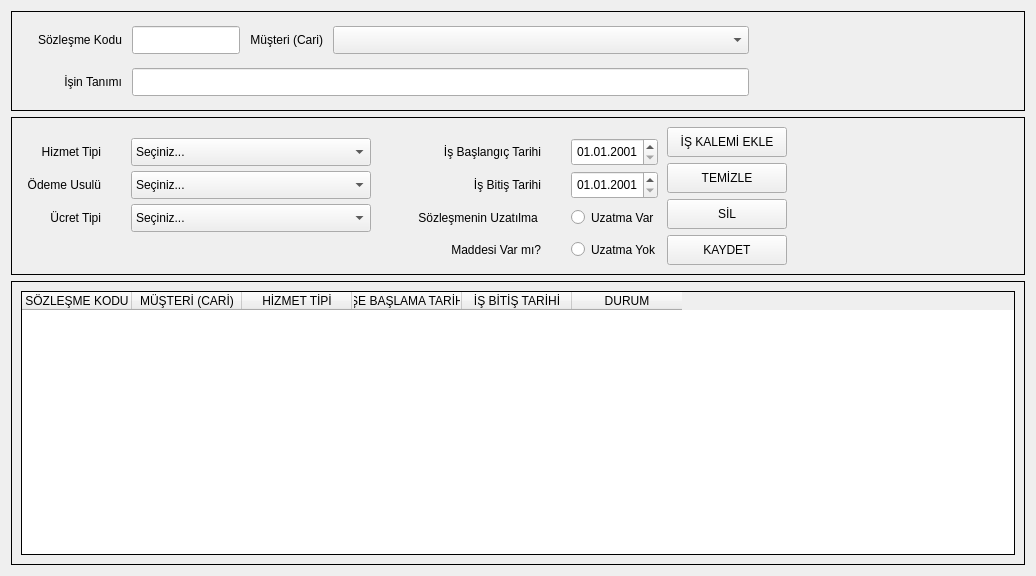
Old version of the form ui/ui_files/contracts_new_window.ui in the repository AyhanErcan70/SATTUP.
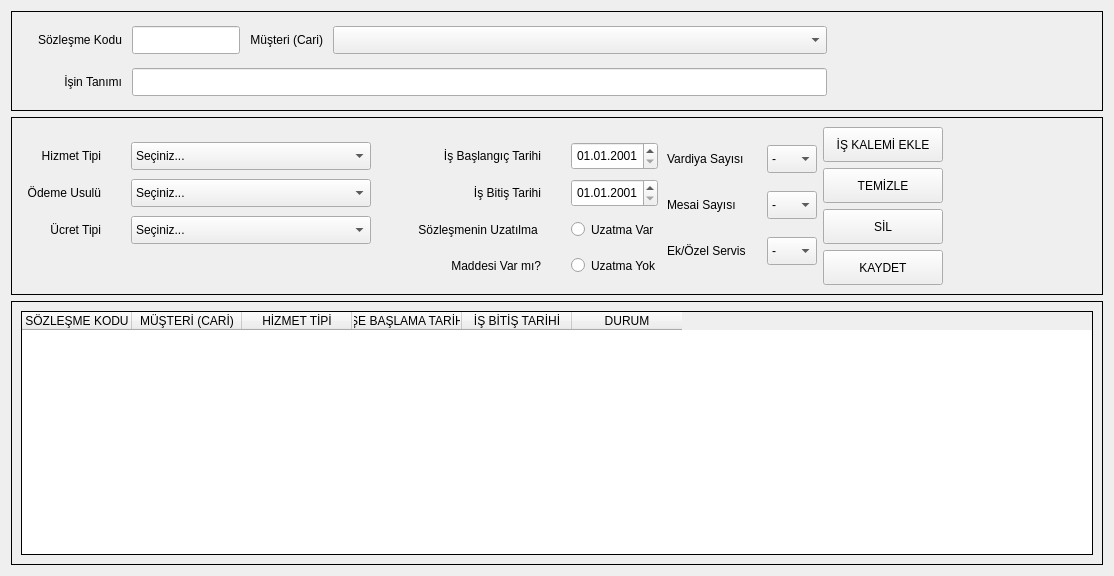
New version of the form.

Commit message: UI çalışmaların devam

The edit to the form file:
```diff
--- a/ui/ui_files/contracts_new_window.ui
+++ b/ui/ui_files/contracts_new_window.ui
@@ -239,8 +239,344 @@
      <property name="frameShadow">
       <enum>QFrame::Shadow::Plain</enum>
      </property>
-     <layout class="QGridLayout" name="gridLayout_4">
-      <item row="0" column="0" rowspan="4">
+     <layout class="QGridLayout" name="gridLayout_6">
+      <item row="0" column="2">
+       <layout class="QVBoxLayout" name="verticalLayout">
+        <item>
+         <widget class="QPushButton" name="btn_kalem_ekle">
+          <property name="sizePolicy">
+           <sizepolicy hsizetype="Fixed" vsizetype="Fixed">
+            <horstretch>0</horstretch>
+            <verstretch>0</verstretch>
+           </sizepolicy>
+          </property>
+          <property name="minimumSize">
+           <size>
+            <width>120</width>
+            <height>35</height>
+           </size>
+          </property>
+          <property name="maximumSize">
+           <size>
+            <width>120</width>
+            <height>35</height>
+           </size>
+          </property>
+          <property name="text">
+           <string>İŞ KALEMİ EKLE</string>
+          </property>
+         </widget>
+        </item>
+        <item>
+         <widget class="QPushButton" name="btn_temizle">
+          <property name="sizePolicy">
+           <sizepolicy hsizetype="Fixed" vsizetype="Fixed">
+            <horstretch>0</horstretch>
+            <verstretch>0</verstretch>
+           </sizepolicy>
+          </property>
+          <property name="minimumSize">
+           <size>
+            <width>120</width>
+            <height>35</height>
+           </size>
+          </property>
+          <property name="maximumSize">
+           <size>
+            <width>120</width>
+            <height>35</height>
+           </size>
+          </property>
+          <property name="text">
+           <string>TEMİZLE</string>
+          </property>
+         </widget>
+        </item>
+        <item>
+         <widget class="QPushButton" name="btn_sil">
+          <property name="sizePolicy">
+           <sizepolicy hsizetype="Fixed" vsizetype="Fixed">
+            <horstretch>0</horstretch>
+            <verstretch>0</verstretch>
+           </sizepolicy>
+          </property>
+          <property name="minimumSize">
+           <size>
+            <width>120</width>
+            <height>35</height>
+           </size>
+          </property>
+          <property name="maximumSize">
+           <size>
+            <width>120</width>
+            <height>35</height>
+           </size>
+          </property>
+          <property name="text">
+           <string>SİL</string>
+          </property>
+         </widget>
+        </item>
+        <item>
+         <widget class="QPushButton" name="btn_kaydet">
+          <property name="sizePolicy">
+           <sizepolicy hsizetype="Fixed" vsizetype="Fixed">
+            <horstretch>0</horstretch>
+            <verstretch>0</verstretch>
+           </sizepolicy>
+          </property>
+          <property name="minimumSize">
+           <size>
+            <width>120</width>
+            <height>35</height>
+           </size>
+          </property>
+          <property name="maximumSize">
+           <size>
+            <width>120</width>
+            <height>35</height>
+           </size>
+          </property>
+          <property name="text">
+           <string>KAYDET</string>
+          </property>
+         </widget>
+        </item>
+       </layout>
+      </item>
+      <item row="0" column="1">
+       <layout class="QGridLayout" name="gridLayout_4" columnstretch="0,0" columnminimumwidth="2,1">
+        <property name="leftMargin">
+         <number>0</number>
+        </property>
+        <property name="topMargin">
+         <number>0</number>
+        </property>
+        <property name="bottomMargin">
+         <number>0</number>
+        </property>
+        <property name="spacing">
+         <number>0</number>
+        </property>
+        <item row="0" column="0">
+         <widget class="QLabel" name="lbl_vardiya">
+          <property name="sizePolicy">
+           <sizepolicy hsizetype="Fixed" vsizetype="Fixed">
+            <horstretch>0</horstretch>
+            <verstretch>0</verstretch>
+           </sizepolicy>
+          </property>
+          <property name="minimumSize">
+           <size>
+            <width>100</width>
+            <height>28</height>
+           </size>
+          </property>
+          <property name="maximumSize">
+           <size>
+            <width>100</width>
+            <height>28</height>
+           </size>
+          </property>
+          <property name="text">
+           <string>Vardiya Sayısı</string>
+          </property>
+         </widget>
+        </item>
+        <item row="0" column="1">
+         <widget class="QComboBox" name="cmb_vardiya">
+          <property name="sizePolicy">
+           <sizepolicy hsizetype="Fixed" vsizetype="Fixed">
+            <horstretch>0</horstretch>
+            <verstretch>0</verstretch>
+           </sizepolicy>
+          </property>
+          <property name="minimumSize">
+           <size>
+            <width>50</width>
+            <height>28</height>
+           </size>
+          </property>
+          <property name="maximumSize">
+           <size>
+            <width>50</width>
+            <height>28</height>
+           </size>
+          </property>
+          <item>
+           <property name="text">
+            <string>-</string>
+           </property>
+          </item>
+          <item>
+           <property name="text">
+            <string>1</string>
+           </property>
+          </item>
+          <item>
+           <property name="text">
+            <string>2</string>
+           </property>
+          </item>
+          <item>
+           <property name="text">
+            <string>3</string>
+           </property>
+          </item>
+          <item>
+           <property name="text">
+            <string>4</string>
+           </property>
+          </item>
+         </widget>
+        </item>
+        <item row="1" column="0">
+         <widget class="QLabel" name="lbl_mesai">
+          <property name="sizePolicy">
+           <sizepolicy hsizetype="Fixed" vsizetype="Fixed">
+            <horstretch>0</horstretch>
+            <verstretch>0</verstretch>
+           </sizepolicy>
+          </property>
+          <property name="minimumSize">
+           <size>
+            <width>100</width>
+            <height>28</height>
+           </size>
+          </property>
+          <property name="maximumSize">
+           <size>
+            <width>100</width>
+            <height>28</height>
+           </size>
+          </property>
+          <property name="text">
+           <string>Mesai Sayısı</string>
+          </property>
+         </widget>
+        </item>
+        <item row="1" column="1">
+         <widget class="QComboBox" name="cmb_mesai">
+          <property name="sizePolicy">
+           <sizepolicy hsizetype="Fixed" vsizetype="Fixed">
+            <horstretch>0</horstretch>
+            <verstretch>0</verstretch>
+           </sizepolicy>
+          </property>
+          <property name="minimumSize">
+           <size>
+            <width>50</width>
+            <height>28</height>
+           </size>
+          </property>
+          <property name="maximumSize">
+           <size>
+            <width>50</width>
+            <height>28</height>
+           </size>
+          </property>
+          <item>
+           <property name="text">
+            <string>-</string>
+           </property>
+          </item>
+          <item>
+           <property name="text">
+            <string>1</string>
+           </property>
+          </item>
+          <item>
+           <property name="text">
+            <string>2</string>
+           </property>
+          </item>
+          <item>
+           <property name="text">
+            <string>3</string>
+           </property>
+          </item>
+          <item>
+           <property name="text">
+            <string>4</string>
+           </property>
+          </item>
+         </widget>
+        </item>
+        <item row="2" column="0">
+         <widget class="QLabel" name="lbl_ek_ozel">
+          <property name="sizePolicy">
+           <sizepolicy hsizetype="Fixed" vsizetype="Fixed">
+            <horstretch>0</horstretch>
+            <verstretch>0</verstretch>
+           </sizepolicy>
+          </property>
+          <property name="minimumSize">
+           <size>
+            <width>100</width>
+            <height>28</height>
+           </size>
+          </property>
+          <property name="maximumSize">
+           <size>
+            <width>100</width>
+            <height>28</height>
+           </size>
+          </property>
+          <property name="text">
+           <string>Ek/Özel Servis</string>
+          </property>
+         </widget>
+        </item>
+        <item row="2" column="1">
+         <widget class="QComboBox" name="cmb_ek_ozel">
+          <property name="sizePolicy">
+           <sizepolicy hsizetype="Fixed" vsizetype="Fixed">
+            <horstretch>0</horstretch>
+            <verstretch>0</verstretch>
+           </sizepolicy>
+          </property>
+          <property name="minimumSize">
+           <size>
+            <width>50</width>
+            <height>28</height>
+           </size>
+          </property>
+          <property name="maximumSize">
+           <size>
+            <width>50</width>
+            <height>28</height>
+           </size>
+          </property>
+          <item>
+           <property name="text">
+            <string>-</string>
+           </property>
+          </item>
+          <item>
+           <property name="text">
+            <string>1</string>
+           </property>
+          </item>
+          <item>
+           <property name="text">
+            <string>2</string>
+           </property>
+          </item>
+          <item>
+           <property name="text">
+            <string>3</string>
+           </property>
+          </item>
+          <item>
+           <property name="text">
+            <string>4</string>
+           </property>
+          </item>
+         </widget>
+        </item>
+       </layout>
+      </item>
+      <item row="0" column="0">
        <layout class="QGridLayout" name="gridLayout_2" rowstretch="0,0,0,0,0" rowminimumheight="0,0,0,0,0">
         <property name="topMargin">
          <number>10</number>
@@ -683,138 +1019,22 @@
         </item>
        </layout>
       </item>
-      <item row="0" column="2">
-       <widget class="QPushButton" name="btn_kalem_ekle">
-        <property name="sizePolicy">
-         <sizepolicy hsizetype="Fixed" vsizetype="Fixed">
-          <horstretch>0</horstretch>
-          <verstretch>0</verstretch>
-         </sizepolicy>
-        </property>
-        <property name="minimumSize">
-         <size>
-          <width>120</width>
-          <height>30</height>
-         </size>
-        </property>
-        <property name="maximumSize">
-         <size>
-          <width>120</width>
-          <height>30</height>
-         </size>
-        </property>
-        <property name="text">
-         <string>İŞ KALEMİ EKLE</string>
-        </property>
-       </widget>
-      </item>
-      <item row="1" column="1">
-       <spacer name="horizontalSpacer_3">
-        <property name="orientation">
-         <enum>Qt::Orientation::Horizontal</enum>
-        </property>
-        <property name="sizeType">
-         <enum>QSizePolicy::Policy::Ignored</enum>
-        </property>
-        <property name="sizeHint" stdset="0">
-         <size>
-          <width>4</width>
-          <height>5</height>
-         </size>
-        </property>
-       </spacer>
-      </item>
-      <item row="1" column="2">
-       <widget class="QPushButton" name="btn_temizle">
-        <property name="sizePolicy">
-         <sizepolicy hsizetype="Fixed" vsizetype="Fixed">
-          <horstretch>0</horstretch>
-          <verstretch>0</verstretch>
-         </sizepolicy>
-        </property>
-        <property name="minimumSize">
-         <size>
-          <width>120</width>
-          <height>30</height>
-         </size>
-        </property>
-        <property name="maximumSize">
-         <size>
-          <width>120</width>
-          <height>30</height>
-         </size>
-        </property>
-        <property name="text">
-         <string>TEMİZLE</string>
-        </property>
-       </widget>
-      </item>
-      <item row="1" column="3" rowspan="2">
+      <item row="0" column="3">
        <spacer name="horizontalSpacer_2">
         <property name="orientation">
          <enum>Qt::Orientation::Horizontal</enum>
         </property>
         <property name="sizeType">
-         <enum>QSizePolicy::Policy::Expanding</enum>
+         <enum>QSizePolicy::Policy::Fixed</enum>
         </property>
         <property name="sizeHint" stdset="0">
          <size>
-          <width>300</width>
+          <width>150</width>
           <height>20</height>
          </size>
         </property>
        </spacer>
       </item>
-      <item row="2" column="2">
-       <widget class="QPushButton" name="btn_sil">
-        <property name="sizePolicy">
-         <sizepolicy hsizetype="Fixed" vsizetype="Fixed">
-          <horstretch>0</horstretch>
-          <verstretch>0</verstretch>
-         </sizepolicy>
-        </property>
-        <property name="minimumSize">
-         <size>
-          <width>120</width>
-          <height>30</height>
-         </size>
-        </property>
-        <property name="maximumSize">
-         <size>
-          <width>120</width>
-          <height>30</height>
-         </size>
-        </property>
-        <property name="text">
-         <string>SİL</string>
-        </property>
-       </widget>
-      </item>
-      <item row="3" column="2">
-       <widget class="QPushButton" name="btn_kaydet">
-        <property name="sizePolicy">
-         <sizepolicy hsizetype="Fixed" vsizetype="Fixed">
-          <horstretch>0</horstretch>
-          <verstretch>0</verstretch>
-         </sizepolicy>
-        </property>
-        <property name="minimumSize">
-         <size>
-          <width>120</width>
-          <height>30</height>
-         </size>
-        </property>
-        <property name="maximumSize">
-         <size>
-          <width>120</width>
-          <height>30</height>
-         </size>
-        </property>
-        <property name="text">
-         <string>KAYDET</string>
-        </property>
-       </widget>
-      </item>
      </layout>
     </widget>
    </item>
```
The commit also changes 3 other files.
